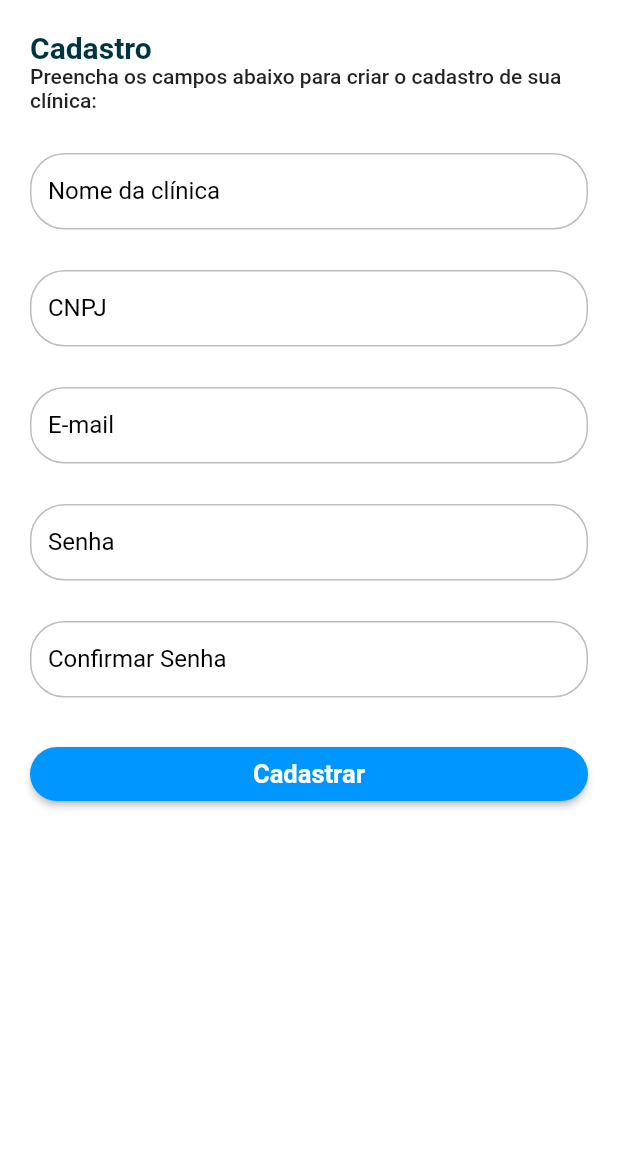
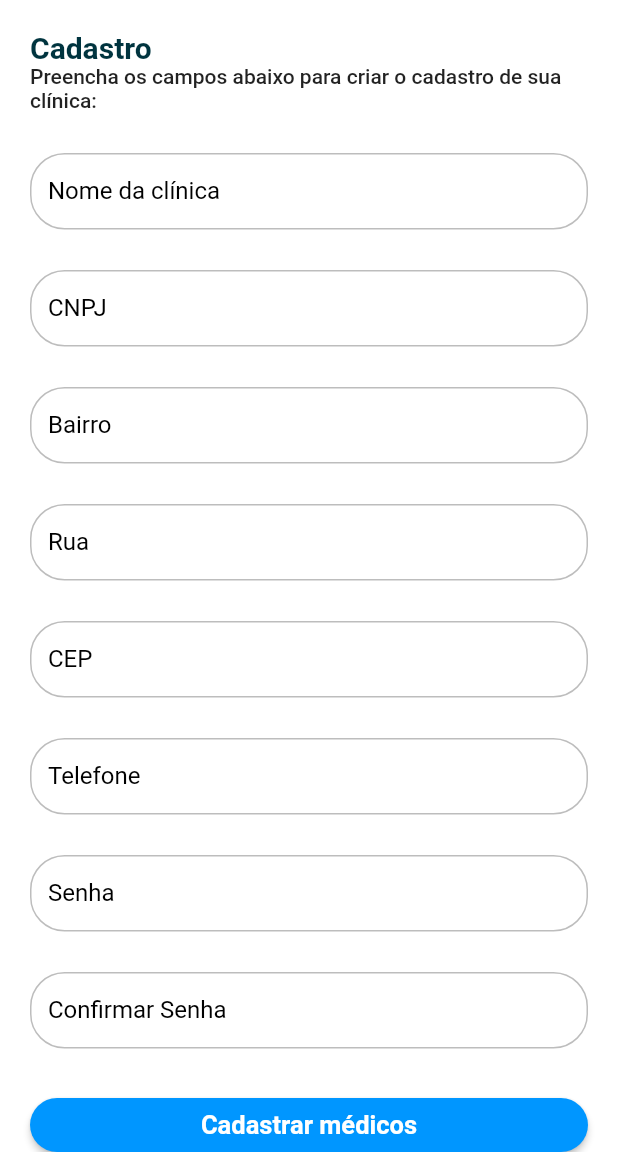
Before and after one commit to Gustavo632a/TCC, a Flutter app: the RegisterPageClinica screen opened by its route, on a phone screen of 412 x 824 dp, the part 84-1236 px from its top. Run offline on Flutter 3.47's test engine with Material 2 defaults, Android fonts, the light colour scheme and no system bars; our stand-ins replace get, get_storage; missing offline and left inert: validatorless; accounts and stored records are empty; network calls fail; Roboto replaces fonts that are missing (mplus1).

Commit message:
Criação do botão de cadastro para médicos
Alterações de algumas variáveis e a criação de novos arquivos para o cadastro de médicos para clínica.

```diff
--- a/lib/App/core/rest_client/rest_client.dart
+++ b/lib/App/core/rest_client/rest_client.dart
@@ -2,7 +2,7 @@ import 'package:get/get.dart';
 
 class RestClient extends GetConnect {
 
-  String _backendBaseUrl = 'http://dartweek.academiadoflutter.com.br';
+  String _backendBaseUrl = '';
 
   RestClient() {
     httpClient.baseUrl = _backendBaseUrl;
--- a/lib/App/modules/auth/identificador/identificador_page.dart
+++ b/lib/App/modules/auth/identificador/identificador_page.dart
@@ -23,12 +23,12 @@ class _IdentificadorPageState extends State<IdentificadorPage> {
           padding: const EdgeInsets.all(80.0),
         child: Stack(
           children: [
-           Align(
+          const Align(
              alignment: Alignment.topCenter,
              child: Text(
                'Escolha seu login:',
               textScaleFactor: 2,
-             ),
+             )
            ),
         Align(
         alignment: Alignment.center,
--- a/lib/App/modules/auth/login/login_paciente/login_controller_paciente.dart
+++ b/lib/App/modules/auth/login/login_paciente/login_controller_paciente.dart
@@ -24,10 +24,10 @@ class LoginControllerPaciente extends GetxController with LoaderMixin, MessagesM
     messageListener(_message);
  }
 
-  Future<void> loginpaci({required String email, required String password}) async {
+  Future<void> loginpaci({required String cpf, required String password}) async {
     try {
       _loading.toggle();
-      final userLogged = await _authRepository.loginpaciente(email, password);
+      final userLogged = await _authRepository.loginpaciente(cpf, password);
 
       final storage = GetStorage();
       storage.write(Constants.USER_KEY , userLogged.id);
--- a/lib/App/modules/auth/register/register_clinica/register_controller_clinica.dart
+++ b/lib/App/modules/auth/register/register_clinica/register_controller_clinica.dart
@@ -29,20 +29,23 @@ with LoaderMixin, MessagesMixin{
     required String name,
     required String cnpj,
     required String email,
+    required String bairro,
+    required String rua,
+    required String cep,
+    required String telefone,
+    required String medico,
+    required String especialidade,
+    required String horario,
     required String password,
 
-  })async {
+  })
+
+  async {
 
       try {
         _loading.toggle();
 
         final userLogged = await _authRepositoryClinica.registerclinica(name, cnpj, email, password);
-        _loading.toggle();
-        _message(MessageModel(
-        title: "Sucesso",
-        message: "Cadastro da clínica realizado com sucesso",
-        type: MessageType.info,
-        ));
         GetStorage().write(Constants.USER_KEY, userLogged.id);
 
       } on RestClientException catch (e, s) {
@@ -53,6 +56,13 @@ with LoaderMixin, MessagesMixin{
           message: e.message,
           type: MessageType.error
           ));
+          _loading.toggle();
+        log('Erro ao registrar clínica', error: e, stackTrace: s);
+         _message(MessageModel(
+          title: 'Erro',
+          message: 'Erro ao registrar clínica',
+          type: MessageType.error
+          ));
       }
   }
 }
--- a/lib/App/modules/auth/register/register_clinica/register_page_clinica.dart
+++ b/lib/App/modules/auth/register/register_clinica/register_page_clinica.dart
@@ -19,6 +19,13 @@ extends ChangeState<RegisterPageClinica, RegisterControllerClinica> {
 
   final _formKey = GlobalKey<FormState>();
   final _nameEC = TextEditingController();
+  final _cepEC = TextEditingController();
+  final _telefoneEC = TextEditingController();
+  final _ruaEC = TextEditingController();
+  final _medicoEC = TextEditingController();
+  final _especialidadeEC = TextEditingController();
+  final _horarioEC = TextEditingController();
+  final _bairroEC = TextEditingController();
   final _cnpjEC = TextEditingController();
   final _emailEC = TextEditingController();
   final _passwordEC = TextEditingController();
@@ -82,11 +89,40 @@ extends ChangeState<RegisterPageClinica, RegisterControllerClinica> {
                     height: 27,
                   ),
                   ChangeTextformfield(
-                    label: 'E-mail',
-                    controller: _emailEC,
+                    label: 'Bairro',
+                    controller: _bairroEC,
                     validator: Validatorless.multiple([
-                      Validatorless.required('E-mail Obrigatório'),
-                      Validatorless.email('E-mail Inválido')
+                      Validatorless.required('Bairro Obrigatório'),
+                    ]
+                    ),),
+                  const SizedBox(
+                    height: 27,
+                  ),
+                  ChangeTextformfield(
+                    label: 'Rua',
+                    controller: _ruaEC,
+                    validator: Validatorless.multiple([
+                      Validatorless.required('Rua Obrigatório'),
+                    ]
+                    ),),
+                  const SizedBox(
+                    height: 27,
+                  ),
+                  ChangeTextformfield(
+                    label: 'CEP',
+                    controller: _cepEC,
+                    validator: Validatorless.multiple([
+                      Validatorless.required('CEP Obrigatório'),
+                    ]
+                    ),),
+                  const SizedBox(
+                    height: 27,
+                  ),
+                  ChangeTextformfield(
+                    label: 'Telefone',
+                    controller: _telefoneEC,
+                    validator: Validatorless.multiple([
+                      Validatorless.required('Telefone Obrigatório'),
                     ]
                     ),),
                   const SizedBox(
@@ -97,7 +133,7 @@ extends ChangeState<RegisterPageClinica, RegisterControllerClinica> {
                     controller: _passwordEC,
                     obscureText: true,
                     validator: Validatorless.multiple([
-                      Validatorless.required('Password Obrigatório'),
+                      Validatorless.required('Senha Obrigatório'),
                       Validatorless.min(6, 'Senha deve conter pelo menos 6 caracteres')
                     ]
                     ),
@@ -119,14 +155,30 @@ extends ChangeState<RegisterPageClinica, RegisterControllerClinica> {
                   Center(
                     child: ChangeButton(
                       width: double.infinity,
+                      label: 'Cadastrar médicos',
+                      onPressed: () {
+                        Get.toNamed('/auth/registermedico');
+                      }
+                    ),
+                  ),
+                  Center(
+                    child: ChangeButton(
+                      width: double.infinity,
                       label: 'Cadastrar',
                       onPressed: () {
                         final formValid =  _formKey.currentState?.validate() ?? false;
                         if(formValid) {
                           controller.registerclini(
                             name: _nameEC.text,
+                            rua: _ruaEC.text,
+                            bairro: _bairroEC.text,
+                            cep: _cepEC.text,
+                            telefone: _telefoneEC.text,
+                            cnpj: _cnpjEC.text,
+                            medico: _medicoEC.text,
+                            especialidade: _especialidadeEC.text,
+                            horario: _horarioEC.text,
                             email: _emailEC.text,
-                            cnpj: _cnpjEC.text,
                             password: _passwordEC.text);
                         }
                       },
```
Also changed, not shown: lib/App/models/user_model.dart (+34 -0 lines), lib/App/modules/auth/login/login_paciente/login_page_paciente.dart (+6 -7 lines), lib/App/modules/auth/register/register_medico/register_bindings_medico.dart (added, +18 -0 lines), 1 other file.
